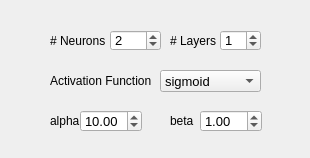
This is _AlgorithmsPlugins/OpenCV/paramsMLPDynamic.ui in b4silio/MLDemos as Qt 5 draws it before an edit. The edited form follows.
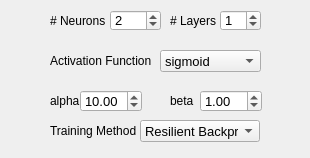
This is the edited form.

The edit to the form file:
```diff
--- a/_AlgorithmsPlugins/OpenCV/paramsMLPDynamic.ui
+++ b/_AlgorithmsPlugins/OpenCV/paramsMLPDynamic.ui
@@ -17,7 +17,7 @@
    <property name="geometry">
     <rect>
      <x>50</x>
-     <y>70</y>
+     <y>50</y>
      <width>101</width>
      <height>21</height>
     </rect>
@@ -35,7 +35,7 @@
    <property name="geometry">
     <rect>
      <x>80</x>
-     <y>110</y>
+     <y>90</y>
      <width>62</width>
      <height>22</height>
     </rect>
@@ -63,7 +63,7 @@
    <property name="geometry">
     <rect>
      <x>170</x>
-     <y>110</y>
+     <y>90</y>
      <width>31</width>
      <height>21</height>
     </rect>
@@ -81,7 +81,7 @@
    <property name="geometry">
     <rect>
      <x>160</x>
-     <y>70</y>
+     <y>50</y>
      <width>101</width>
      <height>22</height>
     </rect>
@@ -109,7 +109,7 @@
    <property name="geometry">
     <rect>
      <x>220</x>
-     <y>30</y>
+     <y>10</y>
      <width>41</width>
      <height>21</height>
     </rect>
@@ -136,7 +136,7 @@
    <property name="geometry">
     <rect>
      <x>50</x>
-     <y>30</y>
+     <y>10</y>
      <width>61</width>
      <height>21</height>
     </rect>
@@ -154,7 +154,7 @@
    <property name="geometry">
     <rect>
      <x>170</x>
-     <y>30</y>
+     <y>10</y>
      <width>51</width>
      <height>21</height>
     </rect>
@@ -172,7 +172,7 @@
    <property name="geometry">
     <rect>
      <x>200</x>
-     <y>110</y>
+     <y>90</y>
      <width>62</width>
      <height>22</height>
     </rect>
@@ -200,7 +200,7 @@
    <property name="geometry">
     <rect>
      <x>50</x>
-     <y>110</y>
+     <y>90</y>
      <width>31</width>
      <height>21</height>
     </rect>
@@ -218,7 +218,7 @@
    <property name="geometry">
     <rect>
      <x>110</x>
-     <y>30</y>
+     <y>10</y>
      <width>51</width>
      <height>21</height>
     </rect>
@@ -245,6 +245,55 @@
     <number>2</number>
    </property>
   </widget>
+  <widget class="QComboBox" name="mlpTrainCombo">
+   <property name="geometry">
+    <rect>
+     <x>140</x>
+     <y>120</y>
+     <width>120</width>
+     <height>22</height>
+    </rect>
+   </property>
+   <property name="font">
+    <font>
+     <pointsize>10</pointsize>
+    </font>
+   </property>
+   <property name="toolTip">
+    <string>Activation function for all network units</string>
+   </property>
+   <property name="currentIndex">
+    <number>1</number>
+   </property>
+   <item>
+    <property name="text">
+     <string>Backpropagation</string>
+    </property>
+   </item>
+   <item>
+    <property name="text">
+     <string>Resilient Backprop</string>
+    </property>
+   </item>
+  </widget>
+  <widget class="QLabel" name="label_19">
+   <property name="geometry">
+    <rect>
+     <x>50</x>
+     <y>120</y>
+     <width>90</width>
+     <height>21</height>
+    </rect>
+   </property>
+   <property name="font">
+    <font>
+     <pointsize>9</pointsize>
+    </font>
+   </property>
+   <property name="text">
+    <string>Training Method</string>
+   </property>
+  </widget>
  </widget>
  <resources/>
  <connections/>
```
